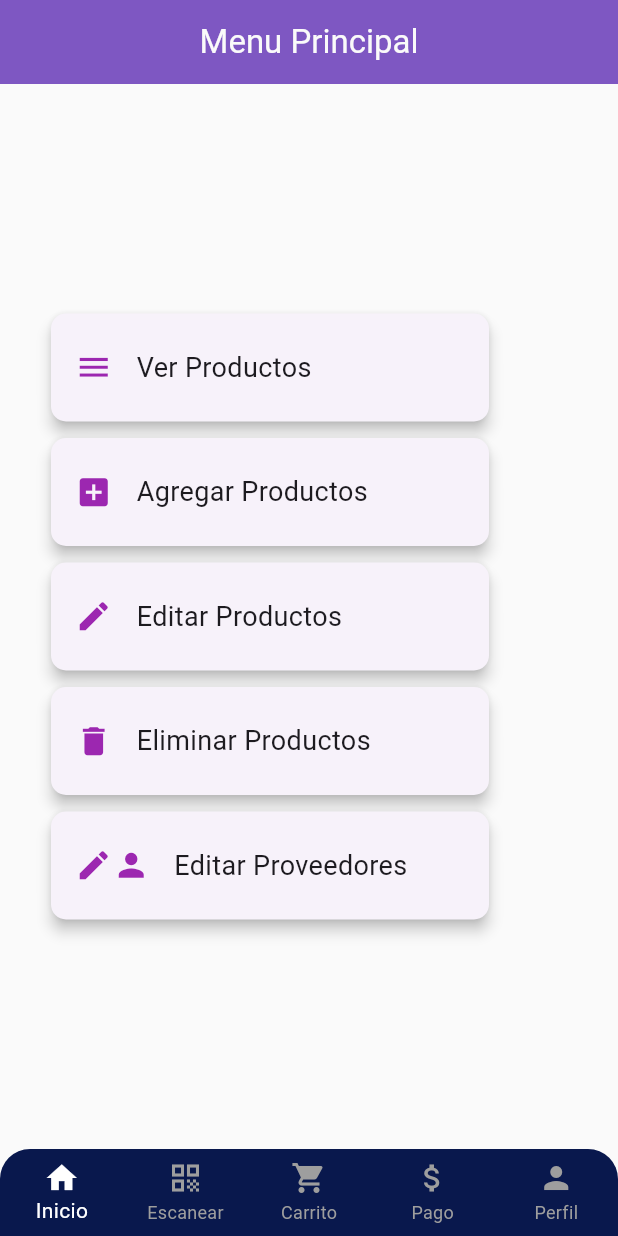
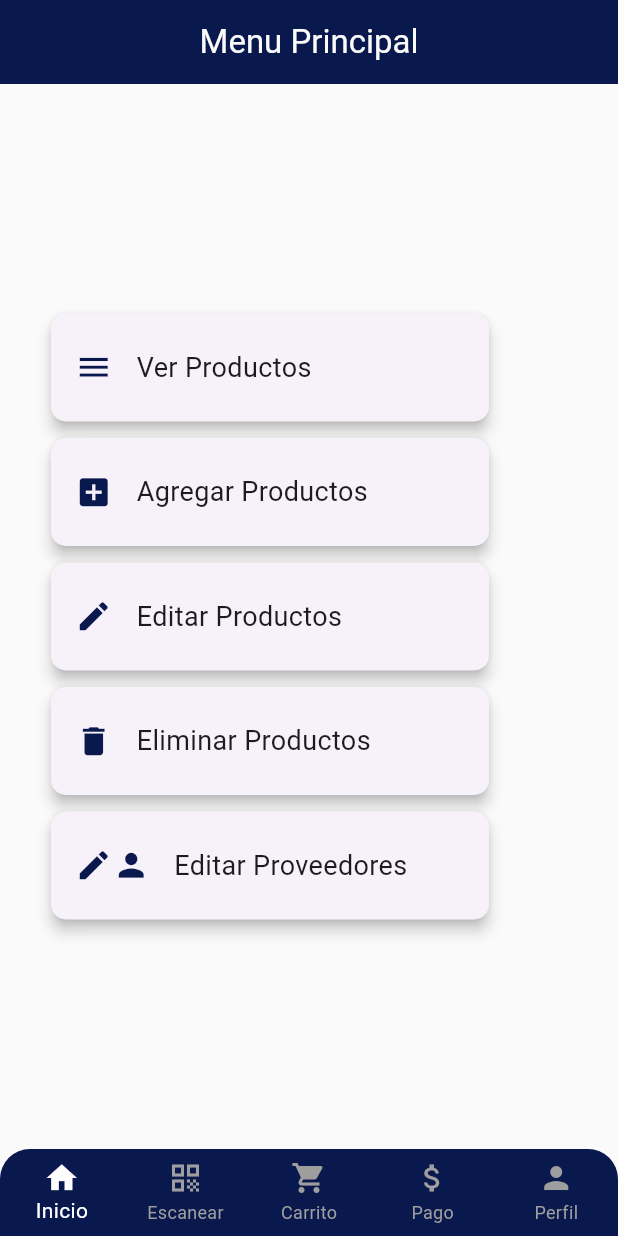
Before and after one commit to nicfabi/app, a Flutter app: the screen it shows after launch, on a phone screen of 412 x 824 dp. Run offline on Flutter 3.47's test engine with Material 3 defaults, Android fonts, the phone set to English and light mode, and no system bars; our stand-ins replace get, progress_dialog_null_safe; missing offline and left inert: flutter_barcode_scanner; network calls fail.

Commit message:
Update productos_page.dart

```diff
--- a/lib/menu_principal/productos_page.dart
+++ b/lib/menu_principal/productos_page.dart
@@ -11,7 +11,7 @@ class MenuOpcionesHome extends StatelessWidget {
       appBar: AppBar(
         title: const Text('Menu Principal',
             style: TextStyle(color: Color(0xFFFAFAFA))),
-        backgroundColor: const Color(0xFF7E57C2),
+        backgroundColor: const Color(0xFF09184D),
         centerTitle: true,
       ),
       body: Padding(
@@ -41,7 +41,7 @@ class MenuOpcionesHome extends StatelessWidget {
                     padding: EdgeInsets.all(16.0),
                     child: Row(
                       children: <Widget>[
-                        Icon(Icons.menu, size: 25, color: Colors.purple),
+                        Icon(Icons.menu, size: 25, color: Color(0xFF09184D)),
                         SizedBox(width: 16),
                         Text(
                           'Ver Productos',
@@ -75,7 +75,7 @@ class MenuOpcionesHome extends StatelessWidget {
                     padding: EdgeInsets.all(16.0),
                     child: Row(
                       children: <Widget>[
-                        Icon(Icons.add_box, size: 25, color: Colors.purple),
+                        Icon(Icons.add_box, size: 25, color: Color(0xFF09184D)),
                         SizedBox(width: 16),
                         Text(
                           'Agregar Productos',
@@ -109,7 +109,7 @@ class MenuOpcionesHome extends StatelessWidget {
                     padding: EdgeInsets.all(16.0),
                     child: Row(
                       children: <Widget>[
-                        Icon(Icons.edit, size: 25, color: Colors.purple),
+                        Icon(Icons.edit, size: 25, color: Color(0xFF09184D)),
                         SizedBox(width: 16),
                         Text(
                           'Editar Productos',
@@ -143,7 +143,7 @@ class MenuOpcionesHome extends StatelessWidget {
                     padding: EdgeInsets.all(16.0),
                     child: Row(
                       children: <Widget>[
-                        Icon(Icons.delete, size: 25, color: Colors.purple),
+                        Icon(Icons.delete, size: 25, color: Color(0xFF09184D)),
                         SizedBox(width: 16),
                         Text(
                           'Eliminar Productos',
@@ -177,8 +177,8 @@ class MenuOpcionesHome extends StatelessWidget {
                     padding: EdgeInsets.all(16.0),
                     child: Row(
                       children: <Widget>[
-                        Icon(Icons.edit, size: 25, color: Colors.purple),
-                        Icon(Icons.person, size: 25, color: Colors.purple),
+                        Icon(Icons.edit, size: 25, color: Color(0xFF09184D)),
+                        Icon(Icons.person, size: 25, color: Color(0xFF09184D)),
                         SizedBox(width: 16),
                         Text(
                           'Editar Proveedores',
```
